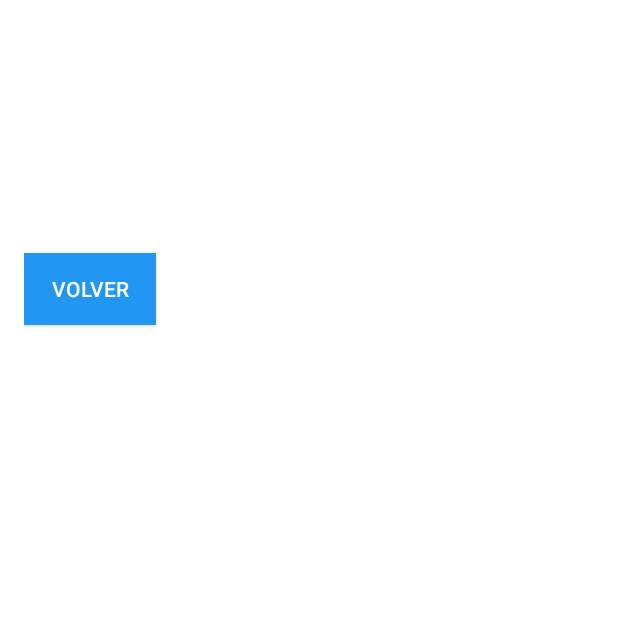
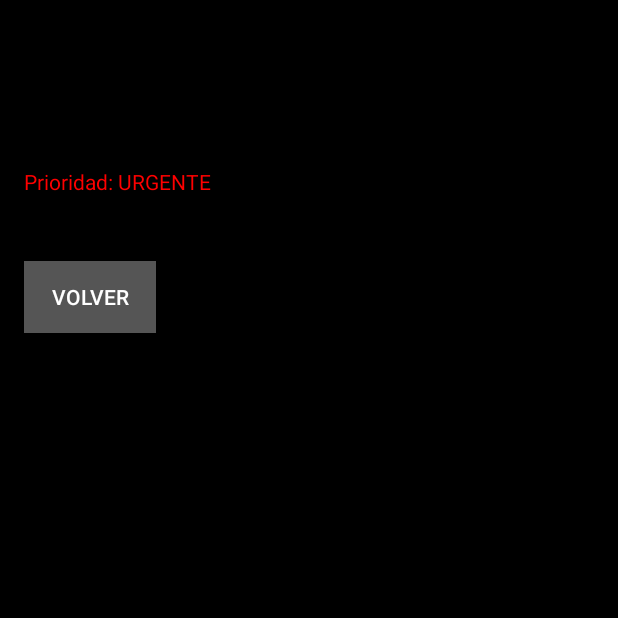
Before and after one commit to Parcial-1-PDE/MisTareas2, an Android app: the DetallesTareaActivity screen opened directly, with no data from a screen before it, on a phone screen of 412 x 824 dp, the top half of it. Run offline under Robolectric (Android 15) with nearby library versions, the phone set to English and light mode, and no system bars.

Commit message:
MisTareas2(Final)

```diff
--- a/app/src/main/AndroidManifest.xml
+++ b/app/src/main/AndroidManifest.xml
@@ -19,7 +19,7 @@
             </intent-filter>
         </activity>
 
-        <activity android:name=".RegistroTareaActivity" />
-        <activity android:name=".DetallesTareaActivity" />
+        <activity android:name=".Tarea.RegistroTareaActivity" />
+        <activity android:name=".Tarea.DetallesTareaActivity" />
     </application>
 </manifest>
--- a/app/src/main/java/com/myproyect/mistareas2/DetallesTareaActivity.java
+++ b/app/src/main/java/com/myproyect/mistareas2/Tarea/DetallesTareaActivity.java
@@ -1,10 +1,12 @@
-package com.myproyect.mistareas2;
+package com.myproyect.mistareas2.Tarea;
 
 import android.os.Bundle;
 import android.view.View;
 import android.widget.Button;
 import android.widget.TextView;
 import androidx.appcompat.app.AppCompatActivity;
+
+import com.myproyect.mistareas2.R;
 
 public class DetallesTareaActivity extends AppCompatActivity {
 
--- a/app/src/main/java/com/myproyect/mistareas2/RegistroTareaActivity.java
+++ b/app/src/main/java/com/myproyect/mistareas2/Tarea/RegistroTareaActivity.java
@@ -1,4 +1,4 @@
-package com.myproyect.mistareas2;
+package com.myproyect.mistareas2.Tarea;
 
 import android.content.Intent;
 import android.os.Bundle;
@@ -6,6 +6,8 @@ import android.view.View;
 import android.widget.Button;
 import android.widget.EditText;
 import androidx.appcompat.app.AppCompatActivity;
+
+import com.myproyect.mistareas2.R;
 
 public class RegistroTareaActivity extends AppCompatActivity {
 
--- a/app/src/main/java/com/myproyect/mistareas2/Tarea.java
+++ b/app/src/main/java/com/myproyect/mistareas2/Tarea/Tarea.java
@@ -1,4 +1,4 @@
-package com.myproyect.mistareas2;
+package com.myproyect.mistareas2.Tarea;
 
 import java.io.Serializable;
 
--- a/app/src/main/res/layout/activity_detalles_tarea.xml
+++ b/app/src/main/res/layout/activity_detalles_tarea.xml
@@ -3,38 +3,45 @@
     android:layout_width="match_parent"
     android:layout_height="match_parent"
     android:orientation="vertical"
-    android:padding="16dp">
+    android:padding="16dp"
+    android:background="#000000">
 
     <TextView
         android:id="@+id/tvNombre"
         android:layout_width="wrap_content"
         android:layout_height="wrap_content"
-        android:textSize="20sp"
+        android:textSize="24sp"
+        android:textColor="#2196F3"
         android:textStyle="bold" />
 
     <TextView
         android:id="@+id/tvDescripcion"
         android:layout_width="wrap_content"
         android:layout_height="wrap_content"
-        android:paddingTop="8dp" />
+        android:paddingTop="8dp"
+        android:textColor="#FFFFFF" />
 
     <TextView
         android:id="@+id/tvFecha"
         android:layout_width="wrap_content"
         android:layout_height="wrap_content"
-        android:paddingTop="8dp" />
+        android:paddingTop="8dp"
+        android:textColor="#FFFFFF" />
 
     <TextView
         android:id="@+id/tvPrioridad"
         android:layout_width="wrap_content"
         android:layout_height="wrap_content"
-        android:paddingTop="8dp" />
+        android:paddingTop="8dp"
+        android:textColor="#FF0000"
+        android:text="Prioridad: URGENTE" />
 
     <TextView
         android:id="@+id/tvCoste"
         android:layout_width="wrap_content"
         android:layout_height="wrap_content"
-        android:paddingTop="8dp" />
+        android:paddingTop="8dp"
+        android:textColor="#FFFFFF" />
 
     <Button
         android:id="@+id/btnVolver"
@@ -43,6 +50,5 @@
         android:layout_marginTop="16dp"
         android:text="Volver"
         android:textColor="#FFFFFF"
-        android:background="#2196F3" />
-
+        android:background="#555555" />
 </LinearLayout>
--- a/app/src/main/res/values/themes.xml
+++ b/app/src/main/res/values/themes.xml
@@ -9,7 +9,7 @@
         <item name="android:windowBackground">#FFFFFF</item> <!-- Fondo blanco -->
 
         <!-- Estilo de texto -->
-        <item name="android:textColorPrimary">#000000</item> <!-- Texto negro para mejor contraste -->
+        <item name="android:textColorPrimary">#6A6A6A</item> <!-- Texto negro para mejor contraste -->
 
         <!-- Estilo de campos de entrada -->
         <item name="android:editTextColor">#000000</item> <!-- Texto de los EditText en negro -->
```
Also changed, not shown: app/src/main/java/com/myproyect/mistareas2/MainActivity.java (+89 -11 lines), app/src/main/res/layout/activity_main.xml (+36 -5 lines), app/src/main/res/menu/menu.xml (added, +9 -0 lines), app/src/main/res/menu/menu_main.xml (added, +9 -0 lines), 2 other files.
